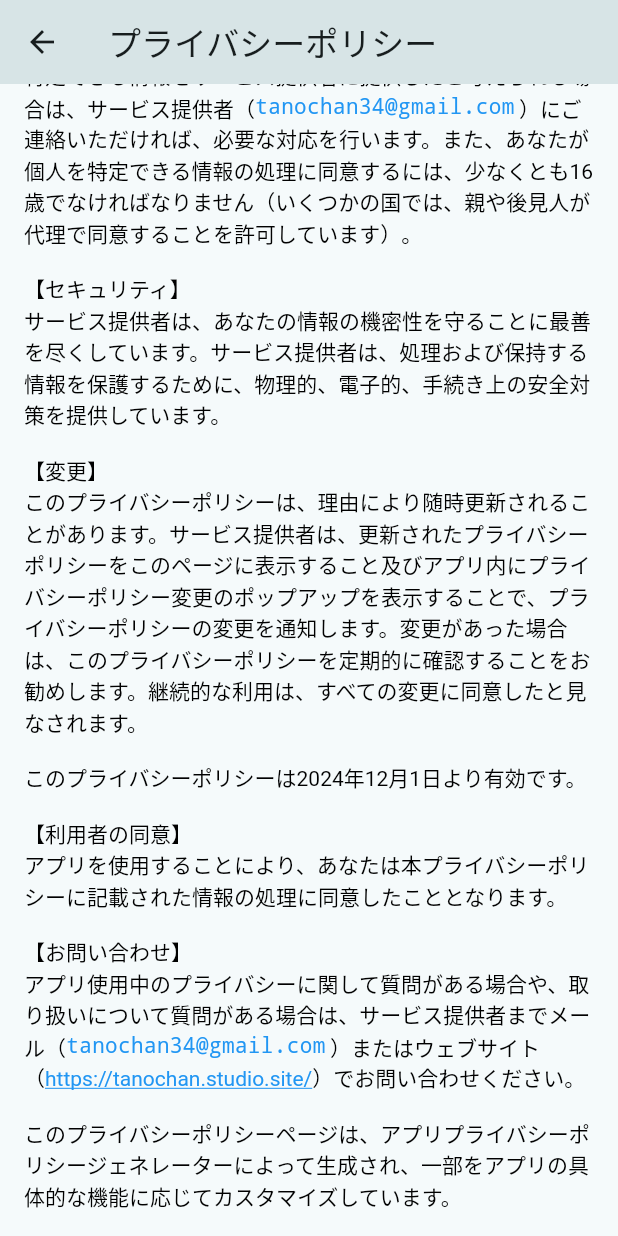
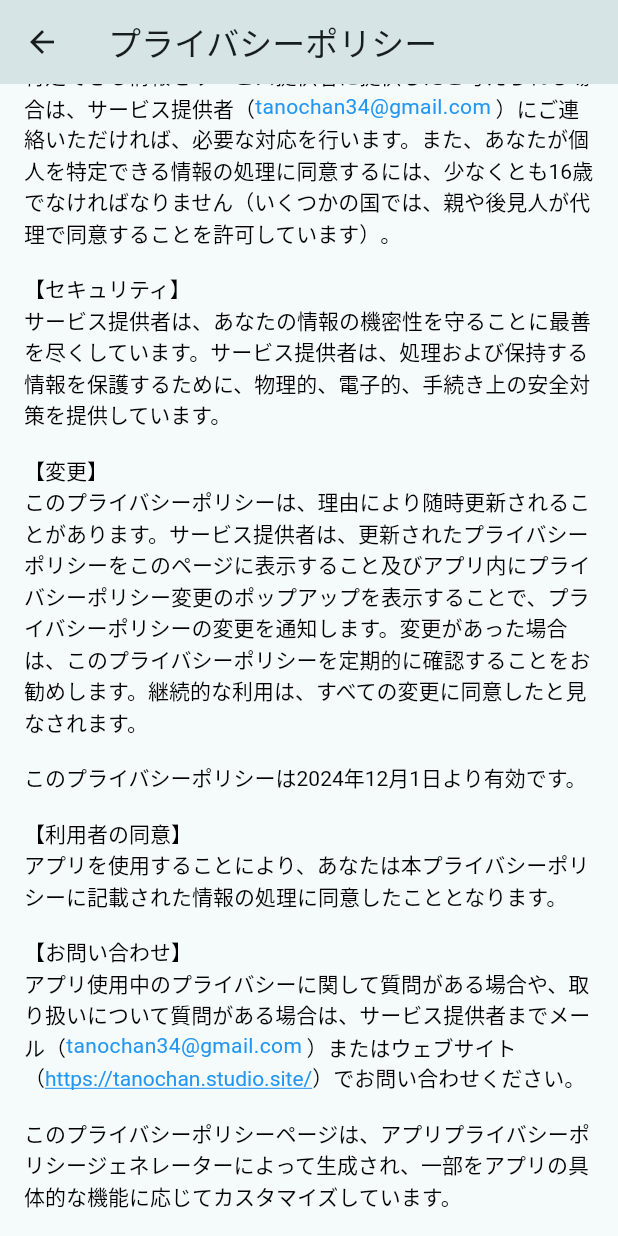
Before and after one commit to tanochan-sakonyan/collection_app, a Flutter app: the PrivacyPolicyScreen screen opened directly, scrolled down 1414 dp, on a phone screen of 412 x 824 dp. Run offline on Flutter 3.47's test engine with Material 3 defaults, Android fonts, the phone set to English and light mode, and no system bars; our stand-ins replace flutter_riverpod, flutter_svg, freezed_annotation, google_fonts, shared_preferences, sign_in_with_apple; missing offline and left inert: flutter_line_sdk; accounts and stored records are empty.

Commit message:
メアドのフォント変更

```diff
--- a/lib/ui/screen/privacy_policy_screen.dart
+++ b/lib/ui/screen/privacy_policy_screen.dart
@@ -32,6 +32,7 @@ class PrivacyPolicyScreen extends StatelessWidget {
                   "tanochan34@gmail.com",
                   style: DefaultTextStyle.of(context).style.copyWith(
                     color: Colors.blue,
+                    fontFamily: 'SF',
                     fontSize: 14,
                     fontWeight: FontWeight.normal,
                     decoration: TextDecoration.none,
@@ -44,6 +45,7 @@ class PrivacyPolicyScreen extends StatelessWidget {
                   "tanochan34@gmail.com",
                   style: DefaultTextStyle.of(context).style.copyWith(
                     color: Colors.blue,
+                    fontFamily: 'SF',
                     fontSize: 14,
                     fontWeight: FontWeight.normal,
                     decoration: TextDecoration.none,
@@ -56,6 +58,7 @@ class PrivacyPolicyScreen extends StatelessWidget {
                       "tanochan34@gmail.com",
                       style: DefaultTextStyle.of(context).style.copyWith(
                         color: Colors.blue,
+                        fontFamily: 'SF',
                         fontSize: 14,
                         fontWeight: FontWeight.normal,
                         decoration: TextDecoration.none,
--- a/lib/ui/screen/terms_of_service_screen.dart
+++ b/lib/ui/screen/terms_of_service_screen.dart
@@ -32,6 +32,7 @@ class TermsOfServiceScreen extends StatelessWidget {
                     "tanochan34@gmail.com",
                     style: DefaultTextStyle.of(context).style.copyWith(
                     color: Colors.blue,
+                    fontFamily: 'SF',
                     fontSize: 14,
                     fontWeight: FontWeight.normal,
                     decoration: TextDecoration.none,
```
